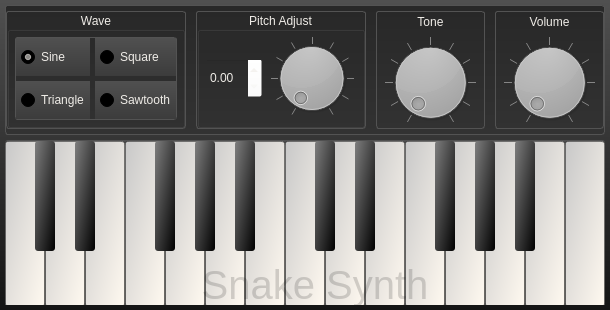
Old version of the form ui/form.ui in the repository rohan-singh1/SnakeSynth.
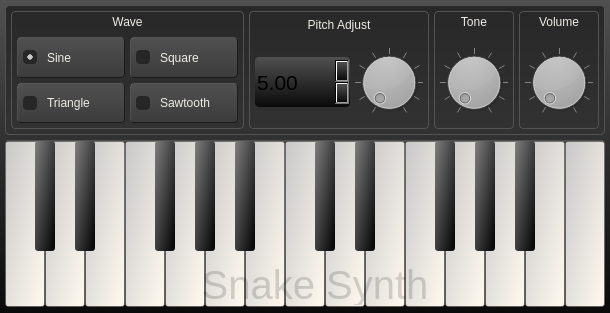
New version of the form.

Commit message: Wave selector beautified

```diff
--- a/ui/form.ui
+++ b/ui/form.ui
@@ -7,14 +7,15 @@
     <x>0</x>
     <y>0</y>
     <width>610</width>
-    <height>310</height>
+    <height>313</height>
    </rect>
   </property>
   <property name="windowTitle">
    <string>Snake Synth</string>
   </property>
   <property name="styleSheet">
-   <string notr="true">background-color: qlineargradient(spread:repeat, x1:1, y1:1, x2:1, y2:0, stop:0 rgba(20, 20, 20, 255), stop:1 rgba(80, 80, 80, 255));</string>
+   <string notr="true">background-color: qlineargradient(spread:repeat, x1:1, y1:1, x2:1, y2:0, stop:0 rgba(10, 10, 10, 255), stop:1 rgba(80, 80, 80, 255));
+border-radius: 4px;</string>
   </property>
   <layout class="QVBoxLayout" name="verticalLayout_3">
    <property name="spacing">
@@ -42,7 +43,7 @@
      </property>
      <property name="styleSheet">
       <string notr="true">QFrame {
-	border-radius: 3px;
+	border-radius: 4px;
 	background-color: qlineargradient(spread:repeat, x1:1, y1:1, x2:1, y2:0, stop:1 rgba(40, 40, 40, 255), stop:0 rgba(50, 50, 50, 255));
 	border: 1px solid;
 	border-color: rgb(83, 83, 83);
@@ -56,16 +57,16 @@
      </property>
      <layout class="QHBoxLayout" name="horizontalLayout_3">
       <property name="spacing">
-       <number>10</number>
+       <number>5</number>
       </property>
       <property name="leftMargin">
-       <number>0</number>
+       <number>5</number>
       </property>
       <property name="topMargin">
        <number>5</number>
       </property>
       <property name="rightMargin">
-       <number>0</number>
+       <number>5</number>
       </property>
       <property name="bottomMargin">
        <number>5</number>
@@ -84,7 +85,7 @@
         <property name="frameShadow">
          <enum>QFrame::Raised</enum>
         </property>
-        <layout class="QVBoxLayout" name="verticalLayout_2">
+        <layout class="QVBoxLayout" name="verticalLayout">
          <property name="spacing">
           <number>0</number>
          </property>
@@ -101,17 +102,45 @@
           <number>0</number>
          </property>
          <item>
-          <widget class="QGroupBox" name="wave_groupBox">
+          <widget class="QLabel" name="tonelabel_2">
+           <property name="minimumSize">
+            <size>
+             <width>0</width>
+             <height>20</height>
+            </size>
+           </property>
+           <property name="maximumSize">
+            <size>
+             <width>16777215</width>
+             <height>40</height>
+            </size>
+           </property>
            <property name="styleSheet">
             <string notr="true">color: rgb(239, 236, 231);
-background-color: rgba(255, 255, 255, 0);</string>
+background-color: rgba(255, 255, 255, 0);
+border: none;</string>
            </property>
-           <property name="title">
+           <property name="text">
             <string>Wave</string>
            </property>
            <property name="alignment">
             <set>Qt::AlignCenter</set>
            </property>
+          </widget>
+         </item>
+         <item>
+          <widget class="QGroupBox" name="wave_groupBox">
+           <property name="styleSheet">
+            <string notr="true">color: rgb(239, 236, 231);
+background-color: rgba(255, 255, 255, 0);
+border:none;</string>
+           </property>
+           <property name="title">
+            <string/>
+           </property>
+           <property name="alignment">
+            <set>Qt::AlignCenter</set>
+           </property>
            <layout class="QHBoxLayout" name="horizontalLayout">
             <property name="spacing">
              <number>5</number>
@@ -167,8 +196,37 @@
                   </size>
                  </property>
                  <property name="styleSheet">
-                  <string notr="true">background-color: qlineargradient(spread:repeat, x1:1, y1:1, x2:1, y2:0, stop:0 rgba(60, 60, 60, 255), stop:1 rgba(80, 80, 80, 255));
-padding: 5px;</string>
+                  <string notr="true">QRadioButton {
+background-color: qlineargradient(spread:repeat, x1:1, y1:1, x2:1, y2:0, stop:0 rgba(60, 60, 60, 255), stop:1 rgba(80, 80, 80, 255));
+padding: 5px;
+spacing: 10px;
+border: 1px solid;
+	border-color: rgba(255, 255, 255, 30);
+	border-right-color: rgba(0, 0, 0, 128);
+	border-bottom-color: rgba(0, 0, 0, 128);
+}
+QRadioButton:hover {
+background-color: qlineargradient(spread:repeat, x1:1, y1:1, x2:1, y2:0, stop:0 rgba(80, 80, 80, 255), stop:1 rgba(100, 100, 100, 255));
+border: 1px solid;
+	border-color: rgba(255, 255, 255, 80);
+border-right-color: rgba(0, 0, 0, 255);
+	border-bottom-color: rgba(0, 0, 0, 255);
+}
+QRadioButton:pressed {
+background-color: qlineargradient(spread:repeat, x1:1, y1:1, x2:1, y2:0, stop:1 rgba(60, 60, 60, 255), stop:0 rgba(70, 70, 70, 255));
+	border-color: rgba(0, 0, 0, 150);
+border-right-color: rgba(255, 255, 255, 50);
+	border-bottom-color: rgba(255, 255, 255, 50);
+}
+QRadioButton::indicator:unchecked {
+	background-color: rgb(38, 38, 38);
+border-radius: 4px;
+}
+
+QRadioButton::indicator:checked {
+border-radius: 4px;
+	background-color: qradialgradient(spread:pad, cx:0.5, cy:0.5, radius:0.5, fx:0.5, fy:0.5, stop:0.357513 rgba(200, 200, 200, 255), stop:0.388601 rgba(38, 38, 38, 255));
+}</string>
                  </property>
                  <property name="text">
                   <string>Sine</string>
@@ -193,8 +251,37 @@
                   </size>
                  </property>
                  <property name="styleSheet">
-                  <string notr="true">background-color: qlineargradient(spread:repeat, x1:1, y1:1, x2:1, y2:0, stop:0 rgba(60, 60, 60, 255), stop:1 rgba(80, 80, 80, 255));
-padding: 5px;</string>
+                  <string notr="true">QRadioButton {
+background-color: qlineargradient(spread:repeat, x1:1, y1:1, x2:1, y2:0, stop:0 rgba(60, 60, 60, 255), stop:1 rgba(80, 80, 80, 255));
+padding: 5px;
+spacing: 10px;
+border: 1px solid;
+	border-color: rgba(255, 255, 255, 30);
+	border-right-color: rgba(0, 0, 0, 128);
+	border-bottom-color: rgba(0, 0, 0, 128);
+}
+QRadioButton:hover {
+background-color: qlineargradient(spread:repeat, x1:1, y1:1, x2:1, y2:0, stop:0 rgba(80, 80, 80, 255), stop:1 rgba(100, 100, 100, 255));
+border: 1px solid;
+	border-color: rgba(255, 255, 255, 80);
+border-right-color: rgba(0, 0, 0, 255);
+	border-bottom-color: rgba(0, 0, 0, 255);
+}
+QRadioButton:pressed {
+background-color: qlineargradient(spread:repeat, x1:1, y1:1, x2:1, y2:0, stop:1 rgba(60, 60, 60, 255), stop:0 rgba(70, 70, 70, 255));
+	border-color: rgba(0, 0, 0, 150);
+border-right-color: rgba(255, 255, 255, 50);
+	border-bottom-color: rgba(255, 255, 255, 50);
+}
+QRadioButton::indicator:unchecked {
+	background-color: rgb(38, 38, 38);
+border-radius: 4px;
+}
+
+QRadioButton::indicator:checked {
+border-radius: 4px;
+	background-color: qradialgradient(spread:pad, cx:0.5, cy:0.5, radius:0.5, fx:0.5, fy:0.5, stop:0.357513 rgba(200, 200, 200, 255), stop:0.388601 rgba(38, 38, 38, 255));
+}</string>
                  </property>
                  <property name="text">
                   <string>Triangle</string>
@@ -216,8 +303,37 @@
                   </size>
                  </property>
                  <property name="styleSheet">
-                  <string notr="true">background-color: qlineargradient(spread:repeat, x1:1, y1:1, x2:1, y2:0, stop:0 rgba(60, 60, 60, 255), stop:1 rgba(80, 80, 80, 255));
-padding: 5px;</string>
+                  <string notr="true">QRadioButton {
+background-color: qlineargradient(spread:repeat, x1:1, y1:1, x2:1, y2:0, stop:0 rgba(60, 60, 60, 255), stop:1 rgba(80, 80, 80, 255));
+padding: 5px;
+spacing: 10px;
+border: 1px solid;
+	border-color: rgba(255, 255, 255, 30);
+	border-right-color: rgba(0, 0, 0, 128);
+	border-bottom-color: rgba(0, 0, 0, 128);
+}
+QRadioButton:hover {
+background-color: qlineargradient(spread:repeat, x1:1, y1:1, x2:1, y2:0, stop:0 rgba(80, 80, 80, 255), stop:1 rgba(100, 100, 100, 255));
+border: 1px solid;
+	border-color: rgba(255, 255, 255, 80);
+border-right-color: rgba(0, 0, 0, 255);
+	border-bottom-color: rgba(0, 0, 0, 255);
+}
+QRadioButton:pressed {
+background-color: qlineargradient(spread:repeat, x1:1, y1:1, x2:1, y2:0, stop:1 rgba(60, 60, 60, 255), stop:0 rgba(70, 70, 70, 255));
+	border-color: rgba(0, 0, 0, 150);
+border-right-color: rgba(255, 255, 255, 50);
+	border-bottom-color: rgba(255, 255, 255, 50);
+}
+QRadioButton::indicator:unchecked {
+	background-color: rgb(38, 38, 38);
+border-radius: 4px;
+}
+
+QRadioButton::indicator:checked {
+border-radius: 4px;
+	background-color: qradialgradient(spread:pad, cx:0.5, cy:0.5, radius:0.5, fx:0.5, fy:0.5, stop:0.357513 rgba(200, 200, 200, 255), stop:0.388601 rgba(38, 38, 38, 255));
+}</string>
                  </property>
                  <property name="text">
                   <string>Square</string>
@@ -239,8 +355,37 @@
                   </size>
                  </property>
                  <property name="styleSheet">
-                  <string notr="true">background-color: qlineargradient(spread:repeat, x1:1, y1:1, x2:1, y2:0, stop:0 rgba(60, 60, 60, 255), stop:1 rgba(80, 80, 80, 255));
-padding: 5px;</string>
+                  <string notr="true">QRadioButton {
+background-color: qlineargradient(spread:repeat, x1:1, y1:1, x2:1, y2:0, stop:0 rgba(60, 60, 60, 255), stop:1 rgba(80, 80, 80, 255));
+padding: 5px;
+spacing: 10px;
+border: 1px solid;
+	border-color: rgba(255, 255, 255, 30);
+	border-right-color: rgba(0, 0, 0, 128);
+	border-bottom-color: rgba(0, 0, 0, 128);
+}
+QRadioButton:hover {
+background-color: qlineargradient(spread:repeat, x1:1, y1:1, x2:1, y2:0, stop:0 rgba(80, 80, 80, 255), stop:1 rgba(100, 100, 100, 255));
+border: 1px solid;
+	border-color: rgba(255, 255, 255, 80);
+border-right-color: rgba(0, 0, 0, 255);
+	border-bottom-color: rgba(0, 0, 0, 255);
+}
+QRadioButton:pressed {
+background-color: qlineargradient(spread:repeat, x1:1, y1:1, x2:1, y2:0, stop:1 rgba(60, 60, 60, 255), stop:0 rgba(70, 70, 70, 255));
+	border-color: rgba(0, 0, 0, 150);
+border-right-color: rgba(255, 255, 255, 50);
+	border-bottom-color: rgba(255, 255, 255, 50);
+}
+QRadioButton::indicator:unchecked {
+	background-color: rgb(38, 38, 38);
+border-radius: 4px;
+}
+
+QRadioButton::indicator:checked {
+border-radius: 4px;
+	background-color: qradialgradient(spread:pad, cx:0.5, cy:0.5, radius:0.5, fx:0.5, fy:0.5, stop:0.357513 rgba(200, 200, 200, 255), stop:0.388601 rgba(38, 38, 38, 255));
+}</string>
                  </property>
                  <property name="text">
                   <string>Sawtooth</string>
@@ -264,57 +409,38 @@
           <verstretch>0</verstretch>
          </sizepolicy>
         </property>
+        <property name="maximumSize">
+         <size>
+          <width>180</width>
+          <height>16777215</height>
+         </size>
+        </property>
         <property name="frameShape">
          <enum>QFrame::StyledPanel</enum>
         </property>
         <property name="frameShadow">
          <enum>QFrame::Raised</enum>
         </property>
-        <layout class="QVBoxLayout" name="verticalLayout">
-         <property name="spacing">
-          <number>0</number>
-         </property>
+        <layout class="QGridLayout" name="gridLayout_2">
          <property name="leftMargin">
-          <number>0</number>
+          <number>5</number>
          </property>
          <property name="topMargin">
           <number>0</number>
          </property>
          <property name="rightMargin">
-          <number>0</number>
+          <number>5</number>
          </property>
          <property name="bottomMargin">
           <number>0</number>
          </property>
-         <item>
-          <widget class="QGroupBox" name="pitch_groupBox">
-           <property name="styleSheet">
-            <string notr="true">color: rgb(239, 236, 231);
-background-color: rgba(255, 255, 255, 0);</string>
-           </property>
-           <property name="title">
-            <string>Pitch Adjust</string>
-           </property>
-           <property name="alignment">
-            <set>Qt::AlignCenter</set>
-           </property>
-           <layout class="QHBoxLayout" name="horizontalLayout_2">
-            <property name="spacing">
-             <number>0</number>
-            </property>
-            <property name="leftMargin">
+         <property name="horizontalSpacing">
              <number>5</number>
             </property>
-            <property name="topMargin">
-             <number>5</number>
-            </property>
-            <property name="rightMargin">
+         <property name="verticalSpacing">
              <number>0</number>
             </property>
-            <property name="bottomMargin">
-             <number>5</number>
-            </property>
-            <item>
+         <item row="1" column="0">
              <widget class="QDoubleSpinBox" name="pitch_doubleSpinBox">
               <property name="sizePolicy">
                <sizepolicy hsizetype="Expanding" vsizetype="Fixed">
@@ -325,9 +451,14 @@
               <property name="minimumSize">
                <size>
                 <width>0</width>
-                <height>40</height>
-               </size>
-              </property>
+             <height>50</height>
+            </size>
+           </property>
+           <property name="font">
+            <font>
+             <pointsize>16</pointsize>
+            </font>
+           </property>
               <property name="styleSheet">
                <string notr="true">color: rgba(255, 255, 255, 100);
 background-color: qlineargradient(spread:repeat, x1:1, y1:1, x2:1, y2:0, stop:0 rgba(30, 30, 30, 255), stop:1 rgba(50, 50, 50, 255));
@@ -347,9 +478,12 @@
 	background-color: rgb(255, 3, 0);
 }</string>
               </property>
-             </widget>
-            </item>
-            <item>
+           <property name="value">
+            <double>5.000000000000000</double>
+           </property>
+          </widget>
+         </item>
+         <item row="1" column="1">
              <widget class="QDial" name="pitch_knob">
               <property name="sizePolicy">
                <sizepolicy hsizetype="Minimum" vsizetype="Preferred">
@@ -359,8 +493,8 @@
               </property>
               <property name="maximumSize">
                <size>
-                <width>16777215</width>
-                <height>120</height>
+             <width>68</width>
+             <height>91</height>
                </size>
               </property>
               <property name="styleSheet">
@@ -377,7 +511,25 @@
               </property>
              </widget>
             </item>
-           </layout>
+         <item row="0" column="0" colspan="2">
+          <widget class="QLabel" name="label">
+           <property name="minimumSize">
+            <size>
+             <width>0</width>
+             <height>20</height>
+            </size>
+           </property>
+           <property name="styleSheet">
+            <string notr="true">color: rgb(239, 236, 231);
+background-color: rgba(255, 255, 255, 0);
+border: none;</string>
+           </property>
+           <property name="text">
+            <string>Pitch Adjust</string>
+           </property>
+           <property name="alignment">
+            <set>Qt::AlignCenter</set>
+           </property>
           </widget>
          </item>
         </layout>
@@ -391,6 +543,12 @@
           <verstretch>0</verstretch>
          </sizepolicy>
         </property>
+        <property name="maximumSize">
+         <size>
+          <width>80</width>
+          <height>16777215</height>
+         </size>
+        </property>
         <property name="frameShape">
          <enum>QFrame::StyledPanel</enum>
         </property>
@@ -402,13 +560,13 @@
           <number>5</number>
          </property>
          <property name="leftMargin">
-          <number>0</number>
+          <number>5</number>
          </property>
          <property name="topMargin">
           <number>0</number>
          </property>
          <property name="rightMargin">
-          <number>0</number>
+          <number>5</number>
          </property>
          <property name="bottomMargin">
           <number>0</number>
@@ -470,6 +628,12 @@
           <verstretch>0</verstretch>
          </sizepolicy>
         </property>
+        <property name="maximumSize">
+         <size>
+          <width>80</width>
+          <height>16777215</height>
+         </size>
+        </property>
         <property name="frameShape">
          <enum>QFrame::StyledPanel</enum>
         </property>
@@ -481,13 +645,13 @@
           <number>5</number>
          </property>
          <property name="leftMargin">
-          <number>0</number>
+          <number>5</number>
          </property>
          <property name="topMargin">
           <number>0</number>
          </property>
          <property name="rightMargin">
-          <number>0</number>
+          <number>5</number>
          </property>
          <property name="bottomMargin">
           <number>0</number>
```
Lines whose indentation alone changed are shown as unchanged.
